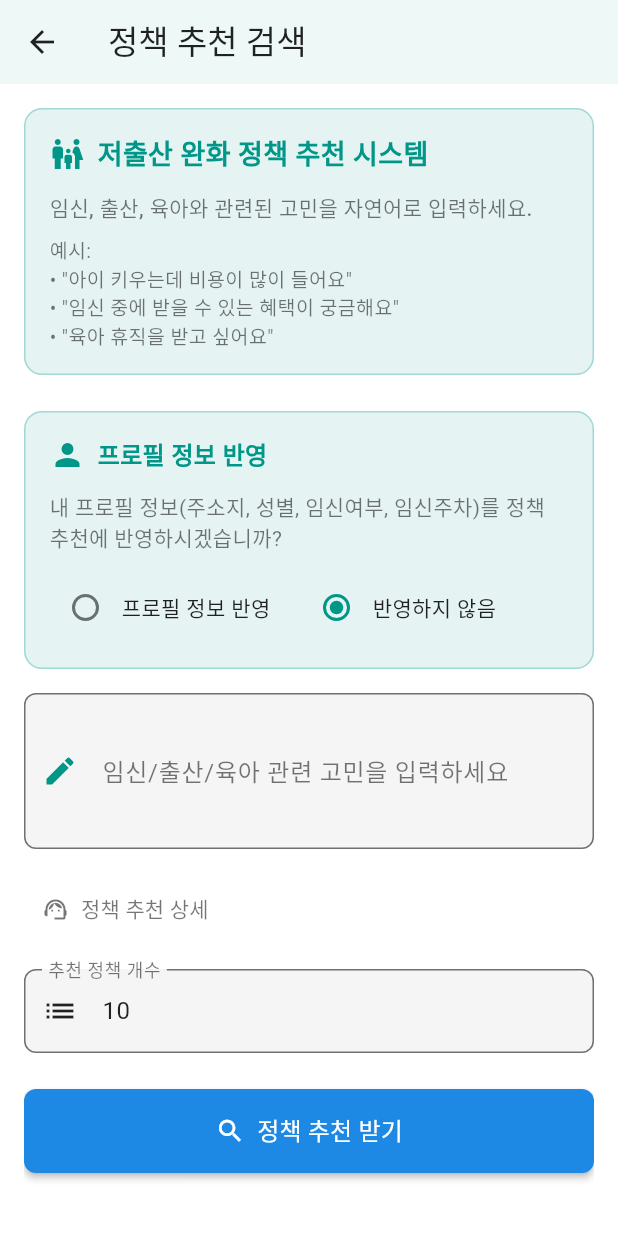
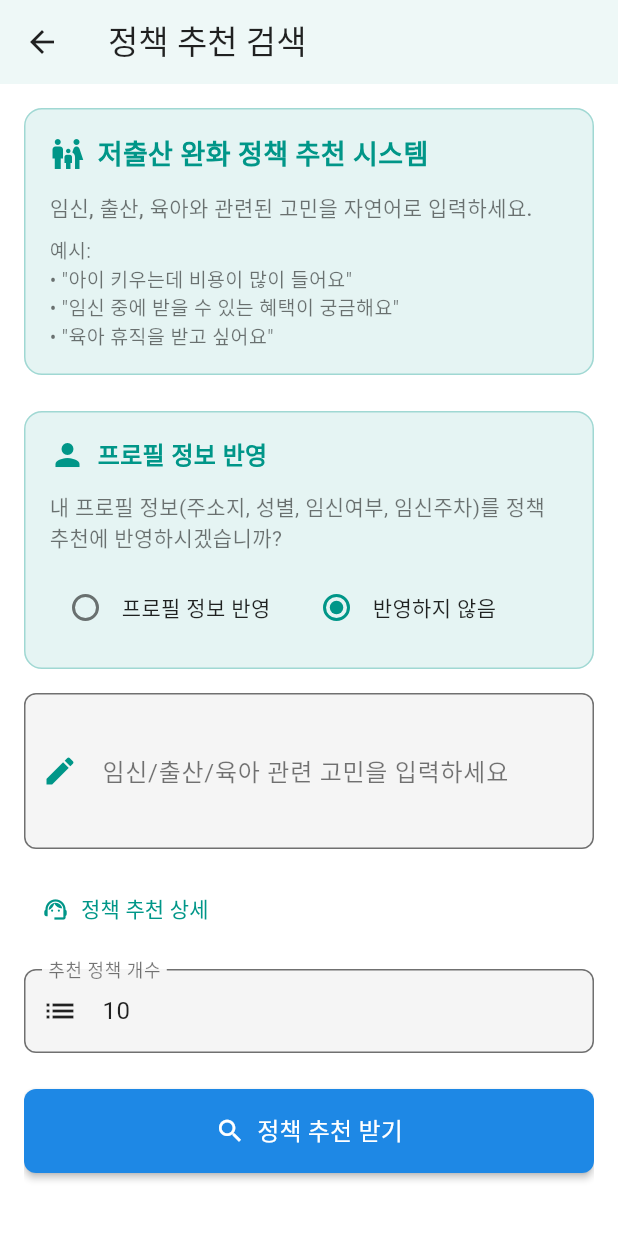
Before and after one commit to KimDaegun00/capstone01, a Flutter app: the PolicyRecommendationPage screen opened directly, on a phone screen of 412 x 824 dp. Run offline on Flutter 3.47's test engine with Material 3 defaults, Android fonts, the phone set to English and light mode, and no system bars; our stand-ins replace flutter_dotenv, geolocator, go_router, shared_preferences, supabase_flutter, webview_flutter; accounts and stored records are empty.

Commit message:
다크모드 오류 수정
cs를 제대로 적용 안해서 글자가 안보이는 오류 수정

```diff
--- a/lib/detail_screens/benefit_screen.dart
+++ b/lib/detail_screens/benefit_screen.dart
@@ -502,8 +502,8 @@ class _PolicyRecommendationPageState extends State<PolicyRecommendationPage> {
                       }
                     });
                   },
-                  icon: Icon(_helperOpen ? Icons.expand_less : Icons.support_agent, color: Colors.black54),
-                  label: Text('정책 추천 상세', style: TextStyle(color: Colors.black54)),
+                  icon: Icon(_helperOpen ? Icons.expand_less : Icons.support_agent, color: cs.primary),
+                  label: Text('정책 추천 상세', style: TextStyle(color: cs.primary)),
                 ),
               ),
 
@@ -545,9 +545,9 @@ class _PolicyRecommendationPageState extends State<PolicyRecommendationPage> {
                           border: OutlineInputBorder(
                             borderRadius: BorderRadius.circular(8),
                           ),
-                          prefixIcon: Icon(Icons.category, color: cs.primary),
+                          prefixIcon: Icon(Icons.category, color: cs.onSurface),
                           filled: true,
-                          fillColor: Colors.white,
+                          fillColor: cs.surface,
                         ),
                       ),
 
@@ -595,9 +595,9 @@ class _PolicyRecommendationPageState extends State<PolicyRecommendationPage> {
                           border: OutlineInputBorder(
                             borderRadius: BorderRadius.circular(8),
                           ),
-                          prefixIcon: Icon(Icons.search, color: cs.primary),
+                          prefixIcon: Icon(Icons.search, color: cs.onSurface),
                           filled: true,
-                          fillColor: Colors.white,
+                          fillColor: cs.surface,
                         ),
                       ),
 
@@ -1485,10 +1485,8 @@ class _PolicyResultPageState extends State<PolicyResultPage> {
   }
 
   Color _getSimilarityColor(BuildContext context, double similarity) {
-    final cs = Theme.of(context).colorScheme;
-    if (similarity >= 80) return cs.primary;
-    if (similarity >= 60) return cs.secondary;
-    if (similarity >= 40) return cs.secondary.withOpacity(0.7);
-    return cs.error;
+    if (similarity >= 70) return Colors.green[600]!;
+    if (similarity >= 60) return Colors.orange[600]!;
+    return Colors.red[600]!;
   }
 }
```
